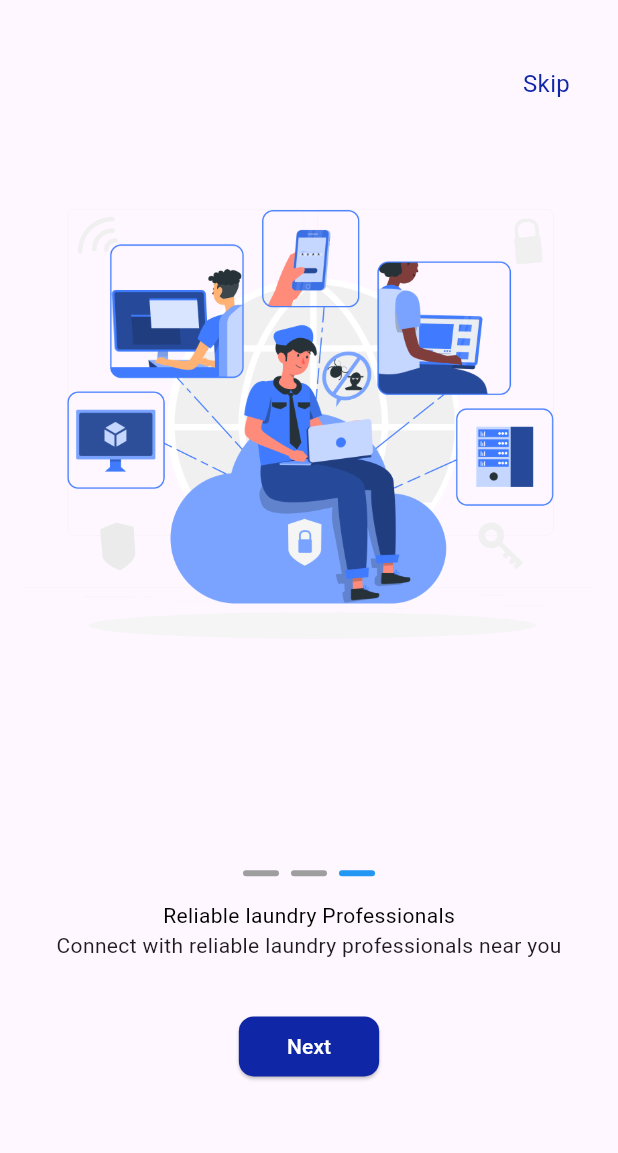
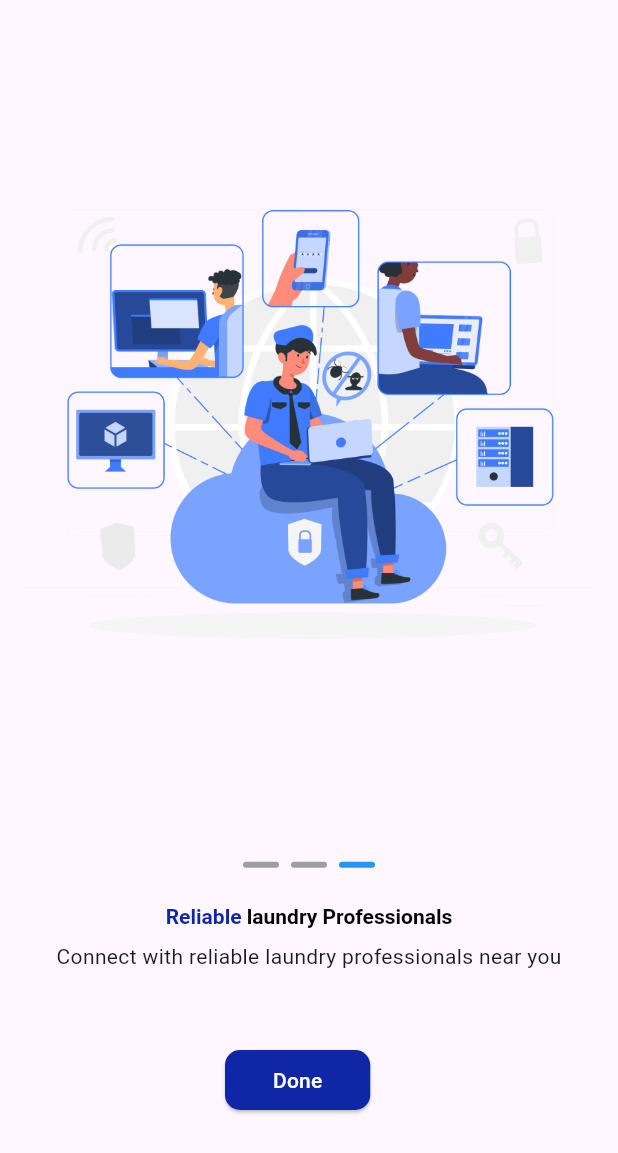
Before and after one commit to Atinuke-Manuels/LaundryEase, a Flutter app: the onboarding screen opened directly, swiped to page 3, on a phone screen of 412 x 824 dp. Shown: the top 1153 px of the screen. Run offline on Flutter 3.47's test engine with Material 3 defaults, Android fonts, the phone set to English and light mode, and no system bars; drawn by our look-alikes of smooth_page_indicator; our stand-ins replace responsive_builder.

Commit message:
implemented skip and next button

```diff
--- a/lib/features/onboarddingFirstSet/onboarding.dart
+++ b/lib/features/onboarddingFirstSet/onboarding.dart
@@ -22,6 +22,7 @@ class _onboardingState extends State<onboarding> {
 
 //keep track o the current page index
   int _currentPage = 0;
+  bool onLastPage = false;
 
   @override
   Widget build(BuildContext context) {
@@ -33,6 +34,7 @@ class _onboardingState extends State<onboarding> {
                 onPageChanged: (index) {
                   setState(() {
                     _currentPage = index;
+                    onLastPage = (index ==2);
                   });
                 },
                 children: [
@@ -44,19 +46,46 @@ class _onboardingState extends State<onboarding> {
 
                 //skip button
 
+              if(!onLastPage)
               Positioned(
                 top: 44,
                   right: 32,
                   child: GestureDetector(
-                    onTap: (){},
+                    onTap: (){
+                      _controller.jumpToPage(2);
+                    },
                     child: Text("Skip",
                       style: TextStyle(fontSize: 16, color: Color(0xFF0F26A6)),
                     ),
                   ),
               ),
+              Positioned(
+                bottom: 80,
+                  left: 150,
+                  child: CustomButton(
+                    title: onLastPage ? "Done" : "Next",
+                    padding: EdgeInsets.symmetric(horizontal:32, vertical: 8),
+                    backgroundColor: Color(0xFF0F26A6),
+                    foregroundColor: Colors.white,
+                    onPressed: (){
+                      if (onLastPage) {
+                        Navigator.push(
+                          context,
+                          MaterialPageRoute(builder: (context) => GetStarted())
+                        );
+                      } else {
+                        _controller.nextPage(
+                          duration: Duration(milliseconds: 500),
+                          curve: Curves.easeIn,
+                        );
+                      }
+
+                    },
+                  ),
+              ),
               //dot indicators
               Container(
-                  alignment: Alignment(0,0.7),
+                  alignment: Alignment(0,0.6),
                   child: Column(
                     mainAxisSize: MainAxisSize.min,
                     children: [
@@ -72,41 +101,85 @@ class _onboardingState extends State<onboarding> {
                         ),
                       ),
 
-                      SizedBox(height:MediaQuery.of(context).size.height * 0.02),
+                      SizedBox(height:MediaQuery.of(context).size.height * 0.03),
 
                       if (_currentPage == 0)
                         Column(
                           children: [
-                            Text("Effortless Laundry",
-                            style: TextStyle(color: Colors.black),
-                            ),
-                            Text("Schedule. Track and Relax with LaundryEase!"),
+                            RichText(
+                              text: TextSpan(
+                                children: [
+                                  TextSpan(
+                                    text: 'Effort',
+                                    style: TextStyle(color: Colors.black, fontWeight: FontWeight.bold),
+                                  ),
+                                  TextSpan(
+                                    text: 'less',
+                                    style: TextStyle(color: Color(0xFF0F26A6), fontWeight: FontWeight.bold),
+                                  ),
+
+                                  TextSpan(
+                                    text: ' laundry',
+                                    style: TextStyle(color: Colors.black, fontWeight: FontWeight.bold),
+                                    ),
+                                  ],
+                               ),
+                              ),
+                            SizedBox(height:MediaQuery.of(context).size.height * 0.01),
+                           Text("Schedule, Track and Relax with LaundryEase!"),
                             SizedBox(height:MediaQuery.of(context).size.height * 0.04),
-                            CustomButton(
-                              title: "Next",
-                              padding: EdgeInsets.symmetric(horizontal:32, vertical: 8),
-                              backgroundColor: Color(0xFF0F26A6),
-                              foregroundColor: Colors.white,
-                              onPressed: (){},
-                            )
+                            // CustomButton(
+                            //   title: "Next",
+                            //   padding: EdgeInsets.symmetric(horizontal:32, vertical: 8),
+                            //   backgroundColor: Color(0xFF0F26A6),
+                            //   foregroundColor: Colors.white,
+                            //   onPressed: (){
+                            //     _controller.nextPage(
+                            //       duration: Duration(milliseconds: 500),
+                            //       curve: Curves.easeIn,
+                            //     );
+                            //   },
+                            // )
                           ],
                         ),
 
                       if (_currentPage == 1)
                         Column(
                           children: [
-                            Text("Convenient & Quality Care",
-                              style: TextStyle(color: Colors.black),
+                            RichText(
+                              text: TextSpan(
+                                children: [
+                                  TextSpan(
+                                    text: 'Convenient & ',
+                                    style: TextStyle(color: Colors.black, fontWeight: FontWeight.bold),
+                                  ),
+                                  TextSpan(
+                                    text: 'Quality ',
+                                    style: TextStyle(color: Color(0xFF0F26A6), fontWeight: FontWeight.bold),
+                                  ),
+
+                                  TextSpan(
+                                    text: 'Care',
+                                    style: TextStyle(color: Colors.black, fontWeight: FontWeight.bold),
+                                  ),
+                                ],
+                              ),
                             ),
+                            SizedBox(height:MediaQuery.of(context).size.height * 0.01),
                             Text("Professional clean laundry at your doorstep"),
                             SizedBox(height:MediaQuery.of(context).size.height * 0.04),
-                            CustomButton(
-                              title: "Next",
-                              padding: EdgeInsets.symmetric(horizontal:32, vertical: 8),
-                              backgroundColor: Color(0xFF0F26A6),
-                              foregroundColor: Colors.white,
-                              onPressed: (){},
-                            )
+                            // CustomButton(
+                            //   title: "Next",
+                            //   padding: EdgeInsets.symmetric(horizontal:32, vertical: 8),
+                            //   backgroundColor: Color(0xFF0F26A6),
+                            //   foregroundColor: Colors.white,
+                            //   onPressed: (){
+                            //     _controller.nextPage(
+                            //       duration: Duration(milliseconds: 500),
+                            //       curve: Curves.easeIn,
+                            //     );
+                            //   },
+                            // )
 
                           ],
                         ),
@@ -114,22 +187,39 @@ class _onboardingState extends State<onboarding> {
                       if (_currentPage == 2)
                         Column(
                           children: [
-                            Text("Reliable laundry Professionals",
-                              style: TextStyle(color: Colors.black),
+                            RichText(
+                              text: TextSpan(
+                                children: [
+                                  TextSpan(
+                                    text: 'Reliable ',
+                                    style: TextStyle(color: Color(0xFF0F26A6), fontWeight: FontWeight.bold),
+                                  ),
+                                  TextSpan(
+                                    text: 'laundry',
+                                    style: TextStyle(color: Colors.black, fontWeight: FontWeight.bold),
+                                  ),
+
+                                  TextSpan(
+                                    text: ' Professionals',
+                                    style: TextStyle(color: Colors.black, fontWeight: FontWeight.bold),
+                                  ),
+                                ],
+                              ),
                             ),
+                            SizedBox(height:MediaQuery.of(context).size.height * 0.01),
                             Text("Connect with reliable laundry professionals near you"),
                             SizedBox(height:MediaQuery.of(context).size.height * 0.04),
-                            CustomButton(
-                                title: "Next",
-                                padding: EdgeInsets.symmetric(horizontal:32, vertical: 8),
-                                backgroundColor: Color(0xFF0F26A6),
-                                foregroundColor: Colors.white,
-                                onPressed: (){
-                                  Navigator.push(
-                                      context,
-                                      MaterialPageRoute(builder: (context) => GetStarted()));
-                                },
-                            )
+                            // CustomButton(
+                            //     title: "Next",
+                            //     padding: EdgeInsets.symmetric(horizontal:32, vertical: 8),
+                            //     backgroundColor: Color(0xFF0F26A6),
+                            //     foregroundColor: Colors.white,
+                            //     onPressed: (){
+                            //       Navigator.push(
+                            //           context,
+                            //           MaterialPageRoute(builder: (context) => GetStarted()));
+                            //     },
+                            // )
                           ],
                         ),
 
--- a/lib/main.dart
+++ b/lib/main.dart
@@ -26,7 +26,7 @@
         colorScheme: ColorScheme.fromSeed(seedColor: Colors.deepPurple),
         useMaterial3: true,
       ),
-      home: const GetStarted(),
+      home: const onboarding(),
     );
   }
 }
```
